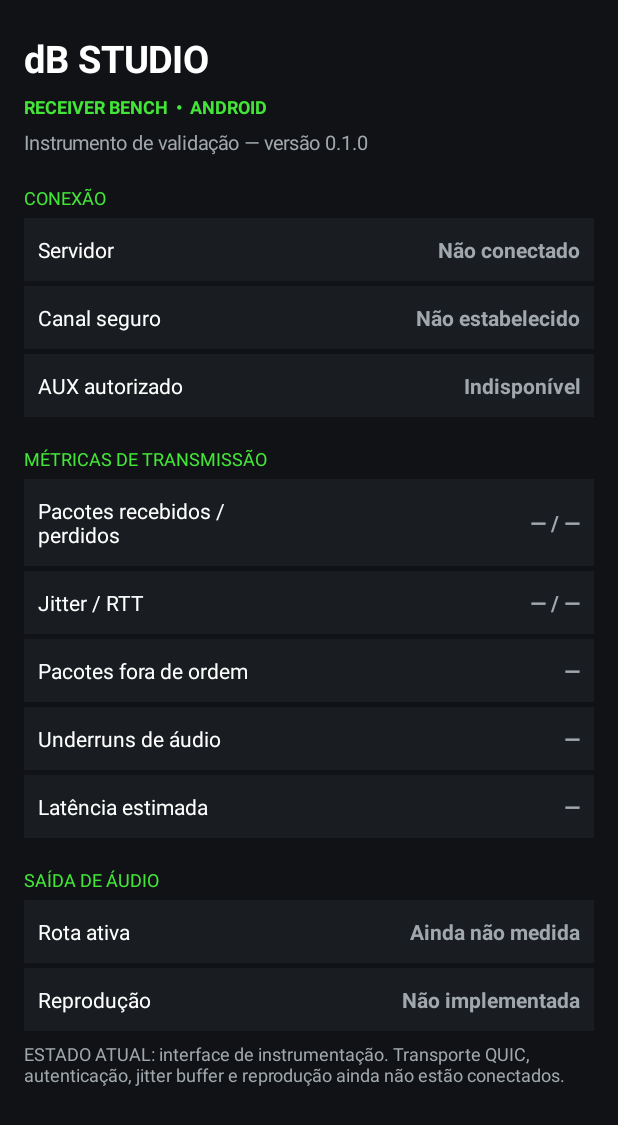
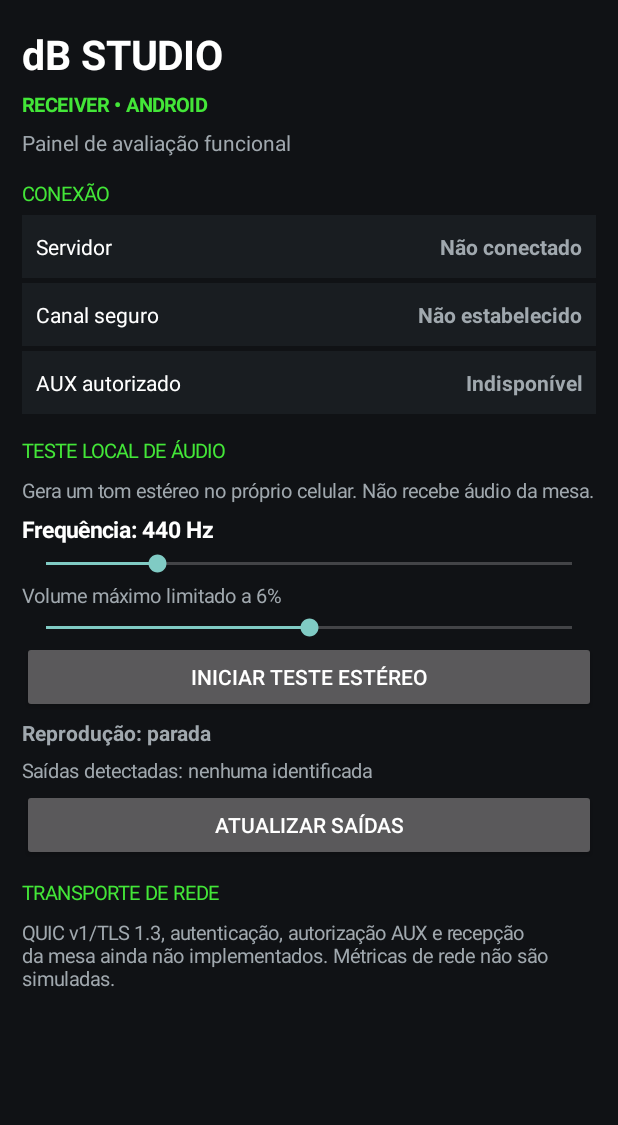
Before and after one commit to DbStudioProducers/dB-Studio-Windows, an Android app: the screen it shows after launch (MainActivity), on a phone screen of 412 x 824 dp. Shown: the top 1125 px of the screen. Run offline under Robolectric (Android 15) with nearby library versions, the phone set to English and light mode, and no system bars.

Commit message:
feat(android): add working local stereo output test controls

```diff
--- a/mobile/android/app/src/main/java/com/dbstudio/receiverbench/MainActivity.kt
+++ b/mobile/android/app/src/main/java/com/dbstudio/receiverbench/MainActivity.kt
@@ -1,86 +1,190 @@
 package com.dbstudio.receiverbench
 
 import android.app.Activity
+import android.content.Context
 import android.graphics.Color
+import android.media.*
 import android.os.Bundle
 import android.view.Gravity
 import android.view.ViewGroup
-import android.widget.LinearLayout
-import android.widget.TextView
+import android.widget.*
+import java.util.concurrent.atomic.AtomicBoolean
+import kotlin.math.PI
+import kotlin.math.sin
 
-/**
- * Instrumentation shell only. No network transport or audio playback is implemented yet.
- * Never display fabricated telemetry: unknown measurements remain unavailable.
- */
+/** Local stereo output test only. Network receiver is not implemented. */
 class MainActivity : Activity() {
-    private val background = Color.rgb(16, 18, 21)
-    private val panel = Color.rgb(25, 29, 33)
-    private val accent = Color.rgb(67, 230, 56)
-    private val muted = Color.rgb(160, 168, 174)
+    private val bg = 0xFF101215.toInt()
+    private val panel = 0xFF191D21.toInt()
+    private val green = 0xFF43E638.toInt()
+    private val muted = 0xFFA0A8AE.toInt()
+    private lateinit var audioManager: AudioManager
+    private lateinit var playButton: Button
+    private lateinit var playback: TextView
+    private lateinit var route: TextView
+    private lateinit var frequencyLabel: TextView
+    private var track: AudioTrack? = null
+    private val running = AtomicBoolean(false)
+    @Volatile private var frequency = 440
+    @Volatile private var amplitude = 0.06
 
     override fun onCreate(savedInstanceState: Bundle?) {
         super.onCreate(savedInstanceState)
-
+        audioManager = getSystemService(Context.AUDIO_SERVICE) as AudioManager
         val root = LinearLayout(this).apply {
             orientation = LinearLayout.VERTICAL
-            setPadding(24, 28, 24, 24)
-            setBackgroundColor(this@MainActivity.background)
+            setPadding(22, 22, 22, 22)
+            setBackgroundColor(bg)
         }
-
-        root.addView(label("dB STUDIO", 25, Color.WHITE, true))
-        root.addView(label("RECEIVER BENCH  •  ANDROID", 12, accent, true))
-        root.addView(label("Instrumento de validação — versão 0.1.0", 13, muted))
+        root.addView(label("dB STUDIO", 27, Color.WHITE, true))
+        root.addView(label("RECEIVER • ANDROID", 13, green, true))
+        root.addView(label("Painel de avaliação funcional", 14, muted))
         root.addView(section("CONEXÃO"))
         root.addView(metric("Servidor", "Não conectado"))
         root.addView(metric("Canal seguro", "Não estabelecido"))
         root.addView(metric("AUX autorizado", "Indisponível"))
-        root.addView(section("MÉTRICAS DE TRANSMISSÃO"))
-        root.addView(metric("Pacotes recebidos / perdidos", "— / —"))
-        root.addView(metric("Jitter / RTT", "— / —"))
-        root.addView(metric("Pacotes fora de ordem", "—"))
-        root.addView(metric("Underruns de áudio", "—"))
-        root.addView(metric("Latência estimada", "—"))
-        root.addView(section("SAÍDA DE ÁUDIO"))
-        root.addView(metric("Rota ativa", "Ainda não medida"))
-        root.addView(metric("Reprodução", "Não implementada"))
+        root.addView(section("TESTE LOCAL DE ÁUDIO"))
+        root.addView(label("Gera um tom estéreo no próprio celular. Não recebe áudio da mesa.", 13, muted))
+        frequencyLabel = label("Frequência: 440 Hz", 15, Color.WHITE, true)
+        root.addView(frequencyLabel)
+        root.addView(SeekBar(this).apply {
+            max = 19
+            progress = 4
+            setOnSeekBarChangeListener(object : SeekBar.OnSeekBarChangeListener {
+                override fun onProgressChanged(s: SeekBar?, p: Int, user: Boolean) {
+                    frequency = 220 + p * 55
+                    frequencyLabel.text = "Frequência: " + frequency + " Hz"
+                }
+                override fun onStartTrackingTouch(s: SeekBar?) {}
+                override fun onStopTrackingTouch(s: SeekBar?) {}
+            })
+        })
+        root.addView(label("Volume máximo limitado a 6%", 13, muted))
+        root.addView(SeekBar(this).apply {
+            max = 6
+            progress = 3
+            setOnSeekBarChangeListener(object : SeekBar.OnSeekBarChangeListener {
+                override fun onProgressChanged(s: SeekBar?, p: Int, user: Boolean) { amplitude = p / 100.0 }
+                override fun onStartTrackingTouch(s: SeekBar?) {}
+                override fun onStopTrackingTouch(s: SeekBar?) {}
+            })
+        })
+        playButton = Button(this).apply {
+            text = "Iniciar teste estéreo"
+            setOnClickListener { if (running.get()) stopTone() else startTone() }
+        }
+        root.addView(playButton)
+        playback = label("Reprodução: parada", 14, muted, true)
+        root.addView(playback)
+        route = label("Saída: verificando…", 13, muted)
+        root.addView(route)
+        root.addView(Button(this).apply {
+            text = "Atualizar saídas"
+            setOnClickListener { refreshRoute() }
+        })
+        root.addView(section("TRANSPORTE DE REDE"))
         root.addView(label(
-            "ESTADO ATUAL: interface de instrumentação. Transporte QUIC, autenticação, " +
-                "jitter buffer e reprodução ainda não estão conectados.",
-            12, muted
+            "QUIC v1/TLS 1.3, autenticação, autorização AUX e recepção da mesa ainda não implementados. Métricas de rede não são simuladas.",
+            13, muted
         ))
-
         setContentView(root)
+        refreshRoute()
     }
 
-    private fun section(text: String) = TextView(this).apply {
-        this.text = text
-        setTextColor(accent)
-        textSize = 12f
-        setPadding(0, 24, 0, 8)
+    private fun startTone() {
+        if (running.get()) return
+        val rate = 48000
+        val min = AudioTrack.getMinBufferSize(rate, AudioFormat.CHANNEL_OUT_STEREO, AudioFormat.ENCODING_PCM_16BIT)
+        if (min <= 0) { playback.text = "Saída indisponível: " + min; return }
+        val frames = (min / 4).coerceAtLeast(1024)
+        val local = AudioTrack.Builder()
+            .setAudioAttributes(AudioAttributes.Builder().setUsage(AudioAttributes.USAGE_MEDIA)
+                .setContentType(AudioAttributes.CONTENT_TYPE_MUSIC).build())
+            .setAudioFormat(AudioFormat.Builder().setEncoding(AudioFormat.ENCODING_PCM_16BIT)
+                .setSampleRate(rate).setChannelMask(AudioFormat.CHANNEL_OUT_STEREO).build())
+            .setBufferSizeInBytes(frames * 8)
+            .setTransferMode(AudioTrack.MODE_STREAM).build()
+        if (local.state != AudioTrack.STATE_INITIALIZED) {
+            local.release(); playback.text = "Falha ao iniciar dispositivo de áudio"; return
+        }
+        track = local
+        running.set(true)
+        playButton.text = "Parar teste estéreo"
+        playback.text = "Reprodução: teste local ativo"
+        val worker = Thread {
+            val pcm = ShortArray(frames * 2)
+            var phase = 0.0
+            while (running.get()) {
+                val increment = 2.0 * PI * frequency / rate
+                val peak = (amplitude * 32767).toInt()
+                for (i in 0 until frames) {
+                    val value = (sin(phase) * peak).toInt().toShort()
+                    pcm[i * 2] = value
+                    pcm[i * 2 + 1] = value
+                    phase += increment
+                    if (phase >= 2.0 * PI) phase -= 2.0 * PI
+                }
+                if (local.write(pcm, 0, pcm.size, AudioTrack.WRITE_BLOCKING) < 0) break
+            }
+            runOnUiThread {
+                if (track === local) {
+                    try { local.stop() } catch (_: IllegalStateException) {}
+                    local.release()
+                    track = null
+                    running.set(false)
+                    playButton.text = "Iniciar teste estéreo"
+                    playback.text = "Reprodução: parada"
+                }
+            }
+        }
+        worker.name = "dBStudioTone"
+        worker.start()
+        local.play()
     }
 
-    private fun metric(name: String, value: String) = LinearLayout(this).apply {
-        orientation = LinearLayout.HORIZONTAL
-        gravity = Gravity.CENTER_VERTICAL
-        setPadding(14, 12, 14, 12)
-        setBackgroundColor(panel)
-        val left = label(name, 14, Color.WHITE)
-        val right = label(value, 14, muted, true).apply { gravity = Gravity.END }
-        addView(left, LinearLayout.LayoutParams(0, ViewGroup.LayoutParams.WRAP_CONTENT, 1f))
-        addView(right, LinearLayout.LayoutParams(0, ViewGroup.LayoutParams.WRAP_CONTENT, 1f))
-        val params = LinearLayout.LayoutParams(
-            ViewGroup.LayoutParams.MATCH_PARENT, ViewGroup.LayoutParams.WRAP_CONTENT
-        )
-        params.bottomMargin = 5
-        layoutParams = params
+    private fun stopTone() {
+        running.set(false)
+        try { track?.stop() } catch (_: IllegalStateException) {}
+        playButton.text = "Iniciar teste estéreo"
+        playback.text = "Reprodução: parada"
     }
 
-    private fun label(text: String, size: Int, color: Int, bold: Boolean = false) =
-        TextView(this).apply {
-            this.text = text
-            textSize = size.toFloat()
-            setTextColor(color)
-            if (bold) setTypeface(typeface, android.graphics.Typeface.BOLD)
-            setPadding(0, 5, 0, 5)
+    private fun refreshRoute() {
+        val devices = audioManager.getDevices(AudioManager.GET_DEVICES_OUTPUTS)
+        val found = devices.mapNotNull { d ->
+            val type = when (d.type) {
+                AudioDeviceInfo.TYPE_WIRED_HEADPHONES, AudioDeviceInfo.TYPE_WIRED_HEADSET -> "P2/fone com fio"
+                AudioDeviceInfo.TYPE_USB_HEADSET, AudioDeviceInfo.TYPE_USB_DEVICE -> "USB"
+                AudioDeviceInfo.TYPE_BUILTIN_SPEAKER -> "Alto-falante"
+                AudioDeviceInfo.TYPE_BLUETOOTH_A2DP, AudioDeviceInfo.TYPE_BLE_HEADSET -> "Bluetooth"
+                else -> null
+            }
+            if (type == null) null else type + " (id " + d.id + ")"
         }
+        route.text = if (found.isEmpty()) "Saídas detectadas: nenhuma identificada" else
+            "Saídas detectadas: " + found.joinToString(" • ")
+    }
+
+    override fun onDestroy() {
+        stopTone()
+        super.onDestroy()
+    }
+
+    private fun section(s: String) = TextView(this).apply {
+        text = s; setTextColor(green); textSize = 13f; setPadding(0, 18, 0, 8)
+    }
+    private fun metric(name: String, value: String) = LinearLayout(this).apply {
+        orientation = LinearLayout.HORIZONTAL; gravity = Gravity.CENTER_VERTICAL
+        setPadding(14, 12, 14, 12); setBackgroundColor(panel)
+        addView(label(name, 14, Color.WHITE), LinearLayout.LayoutParams(0, ViewGroup.LayoutParams.WRAP_CONTENT, 1f))
+        addView(label(value, 14, muted, true).apply { gravity = Gravity.END },
+            LinearLayout.LayoutParams(0, ViewGroup.LayoutParams.WRAP_CONTENT, 1f))
+        layoutParams = LinearLayout.LayoutParams(ViewGroup.LayoutParams.MATCH_PARENT, ViewGroup.LayoutParams.WRAP_CONTENT)
+            .apply { bottomMargin = 5 }
+    }
+    private fun label(s: String, size: Int, color: Int, bold: Boolean = false) = TextView(this).apply {
+        text = s; textSize = size.toFloat(); setTextColor(color)
+        if (bold) setTypeface(typeface, android.graphics.Typeface.BOLD)
+        setPadding(0, 5, 0, 5)
+    }
 }
```
